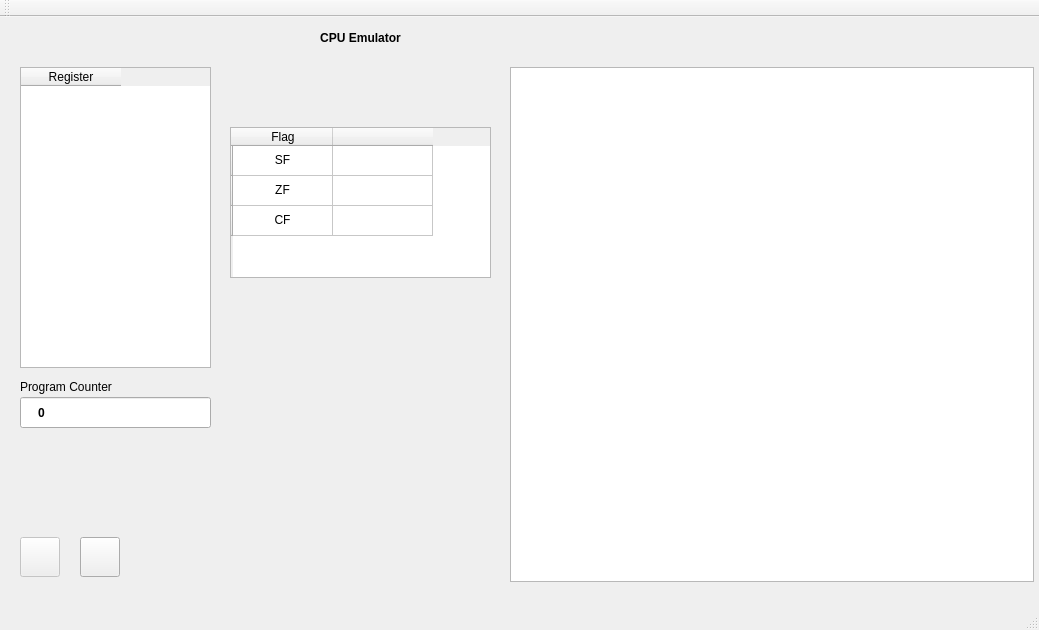
The window that mainwindow.ui (DmitryDobr/CPUEmulator) describes before a commit, drawn with Qt 5.
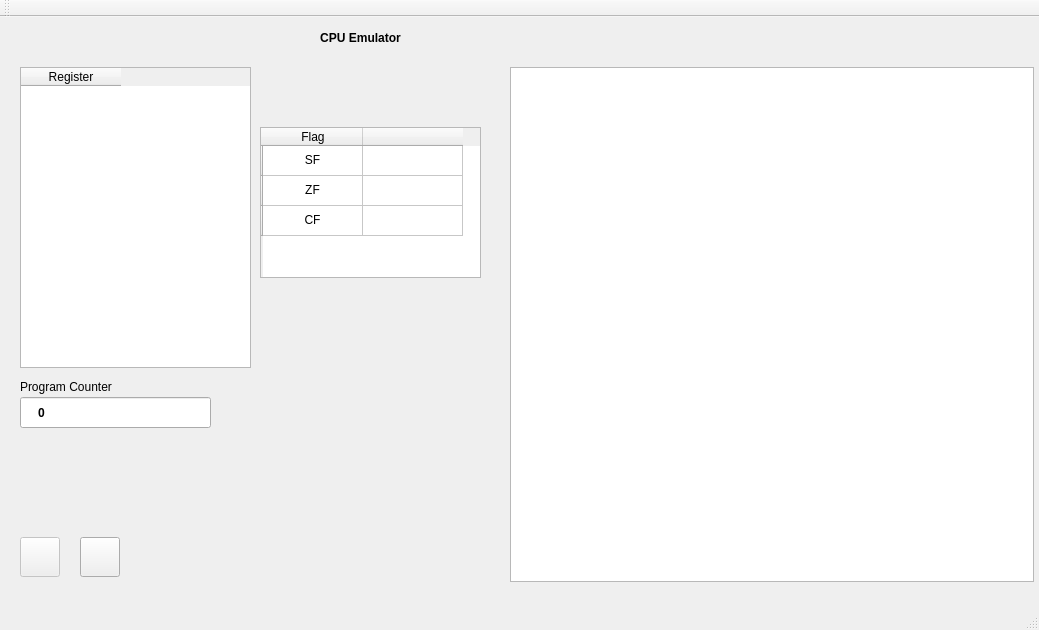
The same window after the commit.

```diff
--- a/mainwindow.ui
+++ b/mainwindow.ui
@@ -24,7 +24,7 @@
      <rect>
       <x>20</x>
       <y>50</y>
-      <width>191</width>
+      <width>231</width>
       <height>301</height>
      </rect>
     </property>
@@ -140,9 +140,9 @@
     </property>
     <property name="geometry">
      <rect>
-      <x>230</x>
+      <x>260</x>
       <y>110</y>
-      <width>261</width>
+      <width>221</width>
       <height>151</height>
      </rect>
     </property>
@@ -155,6 +155,9 @@
     <property name="horizontalScrollBarPolicy">
      <enum>Qt::ScrollBarAlwaysOff</enum>
     </property>
+    <attribute name="horizontalHeaderDefaultSectionSize">
+     <number>100</number>
+    </attribute>
     <row>
      <property name="text">
       <string/>
```
